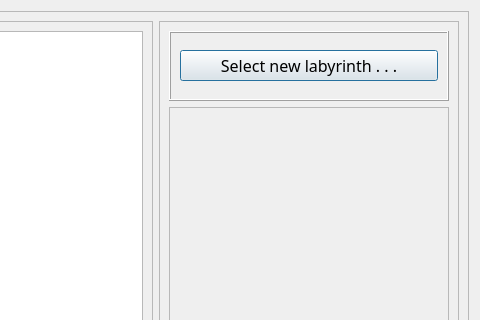
Qt form Interface/interface.ui (ProgramPenguin/Laby_Q_Learning) before a commit; both pictures show x 770 to 1250 and y 0 to 320 of the 1250 by 900 pixel window.
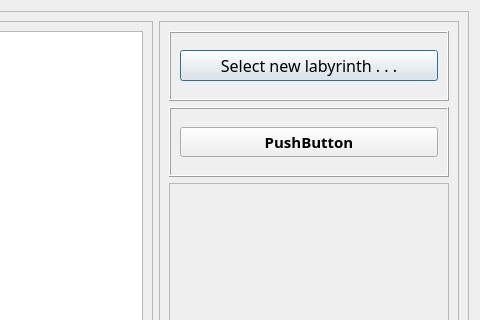
The same form after that commit.

Commit message: Pushing interface modified with new button

The edit to the form file:
```diff
--- a/Interface/interface.ui
+++ b/Interface/interface.ui
@@ -103,6 +103,39 @@
            </layout>
           </widget>
          </item>
+         <item>
+          <widget class="QFrame" name="frame_launch">
+           <property name="maximumSize">
+            <size>
+             <width>16777215</width>
+             <height>70</height>
+            </size>
+           </property>
+           <property name="frameShape">
+            <enum>QFrame::Box</enum>
+           </property>
+           <property name="frameShadow">
+            <enum>QFrame::Raised</enum>
+           </property>
+           <layout class="QHBoxLayout" name="horizontalLayout">
+            <item>
+             <widget class="QPushButton" name="pB_launch">
+              <property name="font">
+               <font>
+                <family>Font Awesome 5 Pro Solid</family>
+                <pointsize>11</pointsize>
+                <weight>75</weight>
+                <bold>true</bold>
+               </font>
+              </property>
+              <property name="text">
+               <string>PushButton</string>
+              </property>
+             </widget>
+            </item>
+           </layout>
+          </widget>
+         </item>
          <item>
           <widget class="QFrame" name="frame_others">
            <property name="frameShape">
```
The commit also changes 1 other file.
